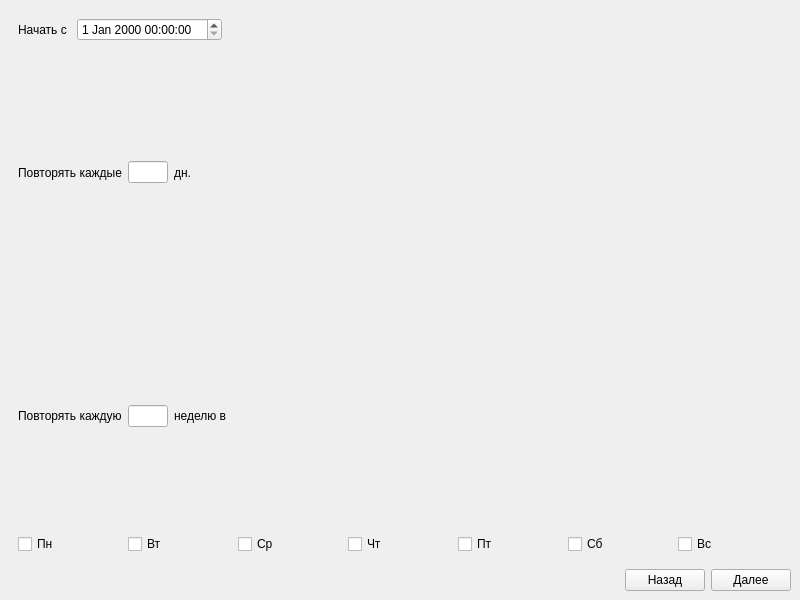
First picture: the form in Scheduler/mainwindow.ui, repository Tivlas/task-scheduler, before the edit.
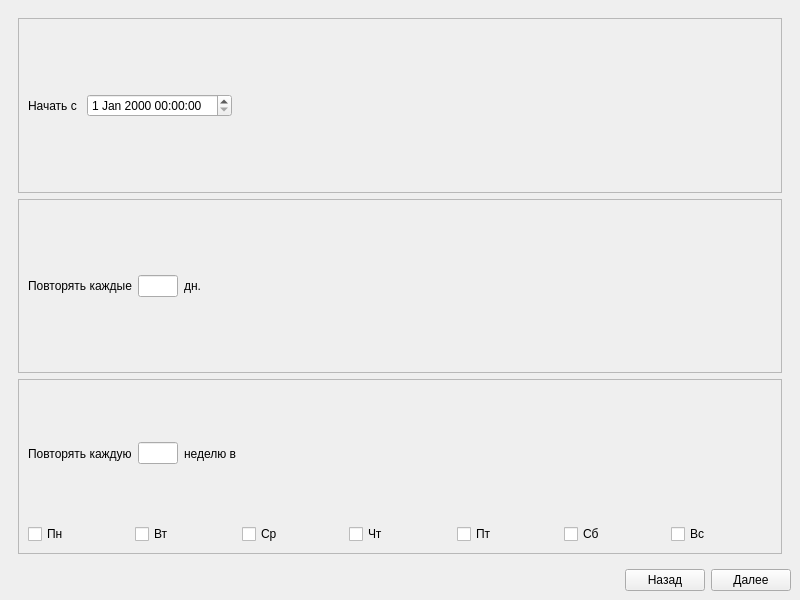
Second picture: the form after the edit. The open tabs and pages were chosen to show the change.

Commit message: Сделал так, что при нажатии на радиобаттон скрывается или показывается то, что нужно.

```diff
--- a/Scheduler/mainwindow.ui
+++ b/Scheduler/mainwindow.ui
@@ -14,38 +14,7 @@
    <string>MainWindow</string>
   </property>
   <widget class="QWidget" name="centralwidget">
-   <layout class="QGridLayout" name="gridLayout">
-    <item row="1" column="0">
-     <layout class="QHBoxLayout" name="horizontalLayout_2">
-      <item>
-       <spacer name="horizontalSpacer_4">
-        <property name="orientation">
-         <enum>Qt::Horizontal</enum>
-        </property>
-        <property name="sizeHint" stdset="0">
-         <size>
-          <width>40</width>
-          <height>20</height>
-         </size>
-        </property>
-       </spacer>
-      </item>
-      <item>
-       <widget class="QPushButton" name="prevButton">
-        <property name="text">
-         <string>Назад</string>
-        </property>
-       </widget>
-      </item>
-      <item>
-       <widget class="QPushButton" name="nextButton">
-        <property name="text">
-         <string>Далее</string>
-        </property>
-       </widget>
-      </item>
-     </layout>
-    </item>
+   <layout class="QGridLayout" name="gridLayout_9">
     <item row="0" column="0">
      <widget class="QStackedWidget" name="pages">
       <widget class="QWidget" name="taskNamePage">
@@ -131,87 +100,16 @@
       </widget>
       <widget class="QWidget" name="configTaskPage">
        <layout class="QGridLayout" name="gridLayout_5">
-        <item row="0" column="0">
-         <layout class="QHBoxLayout" name="startTimeHLayoyt">
-          <item>
-           <widget class="QLabel" name="label_5">
-            <property name="text">
-             <string>Начать с </string>
-            </property>
-           </widget>
-          </item>
-          <item>
-           <widget class="QDateTimeEdit" name="startTimeEdit"/>
-          </item>
-          <item>
-           <spacer name="horizontalSpacer">
-            <property name="orientation">
-             <enum>Qt::Horizontal</enum>
-            </property>
-            <property name="sizeHint" stdset="0">
-             <size>
-              <width>40</width>
-              <height>20</height>
-             </size>
-            </property>
-           </spacer>
-          </item>
-         </layout>
-        </item>
-        <item row="1" column="0">
-         <layout class="QHBoxLayout" name="dailyLayout">
-          <item>
-           <widget class="QLabel" name="label_6">
-            <property name="text">
-             <string>Повторять каждые</string>
-            </property>
-           </widget>
-          </item>
-          <item>
-           <widget class="QLineEdit" name="everyNthDayLineEdit">
-            <property name="maximumSize">
-             <size>
-              <width>40</width>
-              <height>16777215</height>
-             </size>
-            </property>
-            <property name="baseSize">
-             <size>
-              <width>0</width>
-              <height>0</height>
-             </size>
-            </property>
-            <property name="inputMask">
-             <string>000</string>
-            </property>
-            <property name="maxLength">
-             <number>3</number>
-            </property>
-           </widget>
-          </item>
-          <item>
-           <widget class="QLabel" name="label_7">
-            <property name="text">
-             <string>дн.</string>
-            </property>
-           </widget>
-          </item>
-          <item>
-           <spacer name="horizontalSpacer_3">
-            <property name="orientation">
-             <enum>Qt::Horizontal</enum>
-            </property>
-            <property name="sizeHint" stdset="0">
-             <size>
-              <width>40</width>
-              <height>20</height>
-             </size>
-            </property>
-           </spacer>
-          </item>
-         </layout>
-        </item>
         <item row="2" column="0">
+         <widget class="QFrame" name="weeklyFrame">
+          <property name="frameShape">
+           <enum>QFrame::StyledPanel</enum>
+          </property>
+          <property name="frameShadow">
+           <enum>QFrame::Raised</enum>
+          </property>
+          <layout class="QGridLayout" name="gridLayout_11">
+           <item row="0" column="0">
          <layout class="QVBoxLayout" name="weeklyLayout">
           <item>
            <layout class="QHBoxLayout" name="horizontalLayout_7">
@@ -317,6 +215,113 @@
         </item>
        </layout>
       </widget>
+        </item>
+        <item row="0" column="0">
+         <widget class="QFrame" name="startDateFrame">
+          <property name="frameShape">
+           <enum>QFrame::StyledPanel</enum>
+          </property>
+          <property name="frameShadow">
+           <enum>QFrame::Raised</enum>
+          </property>
+          <layout class="QGridLayout" name="gridLayout_12">
+           <item row="0" column="0">
+            <layout class="QHBoxLayout" name="startTimeLayoyt">
+             <item>
+              <widget class="QLabel" name="label_5">
+               <property name="text">
+                <string>Начать с </string>
+               </property>
+              </widget>
+             </item>
+             <item>
+              <widget class="QDateTimeEdit" name="startTimeEdit"/>
+             </item>
+             <item>
+              <spacer name="horizontalSpacer">
+               <property name="orientation">
+                <enum>Qt::Horizontal</enum>
+               </property>
+               <property name="sizeHint" stdset="0">
+                <size>
+                 <width>40</width>
+                 <height>20</height>
+                </size>
+               </property>
+              </spacer>
+             </item>
+            </layout>
+           </item>
+          </layout>
+         </widget>
+        </item>
+        <item row="1" column="0">
+         <widget class="QFrame" name="dailyFrame">
+          <property name="frameShape">
+           <enum>QFrame::StyledPanel</enum>
+          </property>
+          <property name="frameShadow">
+           <enum>QFrame::Raised</enum>
+          </property>
+          <layout class="QGridLayout" name="gridLayout_10">
+           <item row="0" column="0">
+            <layout class="QHBoxLayout" name="dailyLayout">
+             <item>
+              <widget class="QLabel" name="label_6">
+               <property name="text">
+                <string>Повторять каждые</string>
+               </property>
+              </widget>
+             </item>
+             <item>
+              <widget class="QLineEdit" name="everyNthDayLineEdit">
+               <property name="maximumSize">
+                <size>
+                 <width>40</width>
+                 <height>16777215</height>
+                </size>
+               </property>
+               <property name="baseSize">
+                <size>
+                 <width>0</width>
+                 <height>0</height>
+                </size>
+               </property>
+               <property name="inputMask">
+                <string>000</string>
+               </property>
+               <property name="maxLength">
+                <number>3</number>
+               </property>
+              </widget>
+             </item>
+             <item>
+              <widget class="QLabel" name="label_7">
+               <property name="text">
+                <string>дн.</string>
+               </property>
+              </widget>
+             </item>
+             <item>
+              <spacer name="horizontalSpacer_3">
+               <property name="orientation">
+                <enum>Qt::Horizontal</enum>
+               </property>
+               <property name="sizeHint" stdset="0">
+                <size>
+                 <width>40</width>
+                 <height>20</height>
+                </size>
+               </property>
+              </spacer>
+             </item>
+            </layout>
+           </item>
+          </layout>
+         </widget>
+        </item>
+       </layout>
+      </widget>
       <widget class="QWidget" name="actionPage">
        <layout class="QGridLayout" name="gridLayout_6">
         <item row="0" column="0">
@@ -440,6 +445,37 @@
       </widget>
      </widget>
     </item>
+    <item row="1" column="0">
+     <layout class="QHBoxLayout" name="horizontalLayout_2">
+      <item>
+       <spacer name="horizontalSpacer_4">
+        <property name="orientation">
+         <enum>Qt::Horizontal</enum>
+        </property>
+        <property name="sizeHint" stdset="0">
+         <size>
+          <width>40</width>
+          <height>20</height>
+         </size>
+        </property>
+       </spacer>
+      </item>
+      <item>
+       <widget class="QPushButton" name="prevButton">
+        <property name="text">
+         <string>Назад</string>
+        </property>
+       </widget>
+      </item>
+      <item>
+       <widget class="QPushButton" name="nextButton">
+        <property name="text">
+         <string>Далее</string>
+        </property>
+       </widget>
+      </item>
+     </layout>
+    </item>
    </layout>
   </widget>
  </widget>
```
Lines whose indentation alone changed are shown as unchanged. The commit also changes 2 other files.
